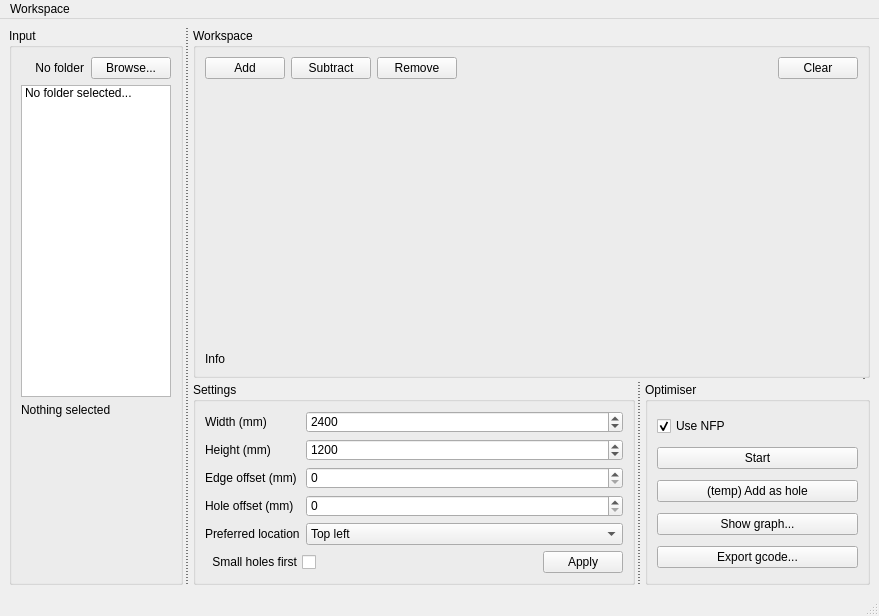
First picture: the form in gui/WasteOptimiserGUI.ui, repository Papooch/WasteOptimiser, before the edit.
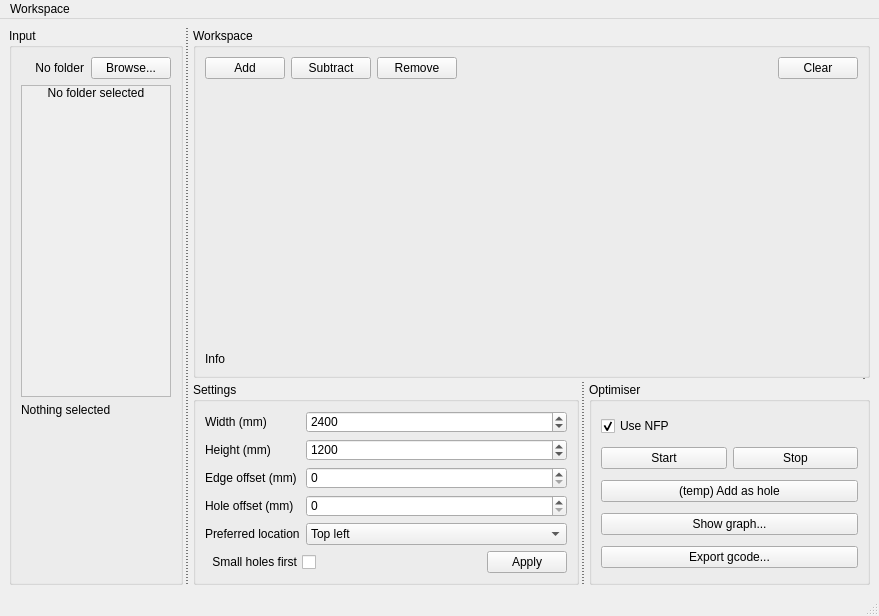
Second picture: the form after the edit.

Commit message:
Added spinboxes to list
Selected number of shapes is automatically placed
Put optimisation in a separate thread
Added function to extract positions of all placed shapes

```diff
--- a/gui/WasteOptimiserGUI.ui
+++ b/gui/WasteOptimiserGUI.ui
@@ -87,18 +87,60 @@
          </layout>
         </item>
         <item>
-         <widget class="QListWidget" name="lw_input_list">
-          <property name="textElideMode">
-           <enum>Qt::ElideLeft</enum>
+         <widget class="QScrollArea" name="sa_input_list">
+          <property name="widgetResizable">
+           <bool>true</bool>
           </property>
-          <item>
-           <property name="text">
-            <string>No folder selected...</string>
+          <widget class="QWidget" name="scrollAreaWidgetContents">
+           <property name="geometry">
+            <rect>
+             <x>0</x>
+             <y>0</y>
+             <width>148</width>
+             <height>316</height>
+            </rect>
            </property>
-           <property name="flags">
-            <set>NoItemFlags</set>
-           </property>
-          </item>
+           <layout class="QVBoxLayout" name="layout_input_list">
+            <property name="spacing">
+             <number>0</number>
+            </property>
+            <property name="leftMargin">
+             <number>0</number>
+            </property>
+            <property name="topMargin">
+             <number>0</number>
+            </property>
+            <property name="rightMargin">
+             <number>0</number>
+            </property>
+            <property name="bottomMargin">
+             <number>0</number>
+            </property>
+            <item>
+             <widget class="QLabel" name="label">
+              <property name="text">
+               <string>No folder selected</string>
+              </property>
+              <property name="alignment">
+               <set>Qt::AlignCenter</set>
+              </property>
+             </widget>
+            </item>
+            <item>
+             <spacer name="verticalSpacer">
+              <property name="orientation">
+               <enum>Qt::Vertical</enum>
+              </property>
+              <property name="sizeHint" stdset="0">
+               <size>
+                <width>20</width>
+                <height>300</height>
+               </size>
+              </property>
+             </spacer>
+            </item>
+           </layout>
+          </widget>
          </widget>
         </item>
         <item>
@@ -408,11 +450,25 @@
            </widget>
           </item>
           <item>
-           <widget class="QPushButton" name="pb_optimiser_start">
-            <property name="text">
-             <string>Start</string>
+           <layout class="QHBoxLayout" name="horizontalLayout_4">
+            <property name="spacing">
+             <number>6</number>
             </property>
-           </widget>
+            <item>
+             <widget class="QPushButton" name="pb_optimiser_start">
+              <property name="text">
+               <string>Start</string>
+              </property>
+             </widget>
+            </item>
+            <item>
+             <widget class="QPushButton" name="pb_optimiser_stop">
+              <property name="text">
+               <string>Stop</string>
+              </property>
+             </widget>
+            </item>
+           </layout>
           </item>
           <item>
            <widget class="QPushButton" name="pb_optimiser_add_as_hole">
```
Left out of the diff: 2 changed lines with no effect on the pictures. The commit also changes 3 other files.
